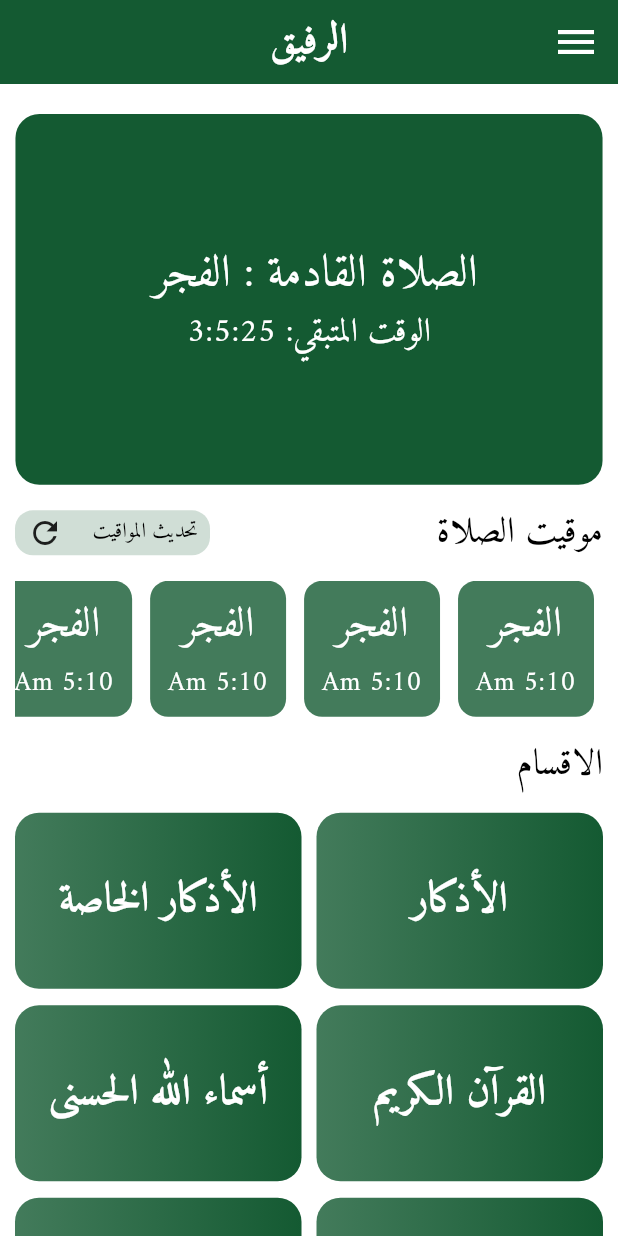
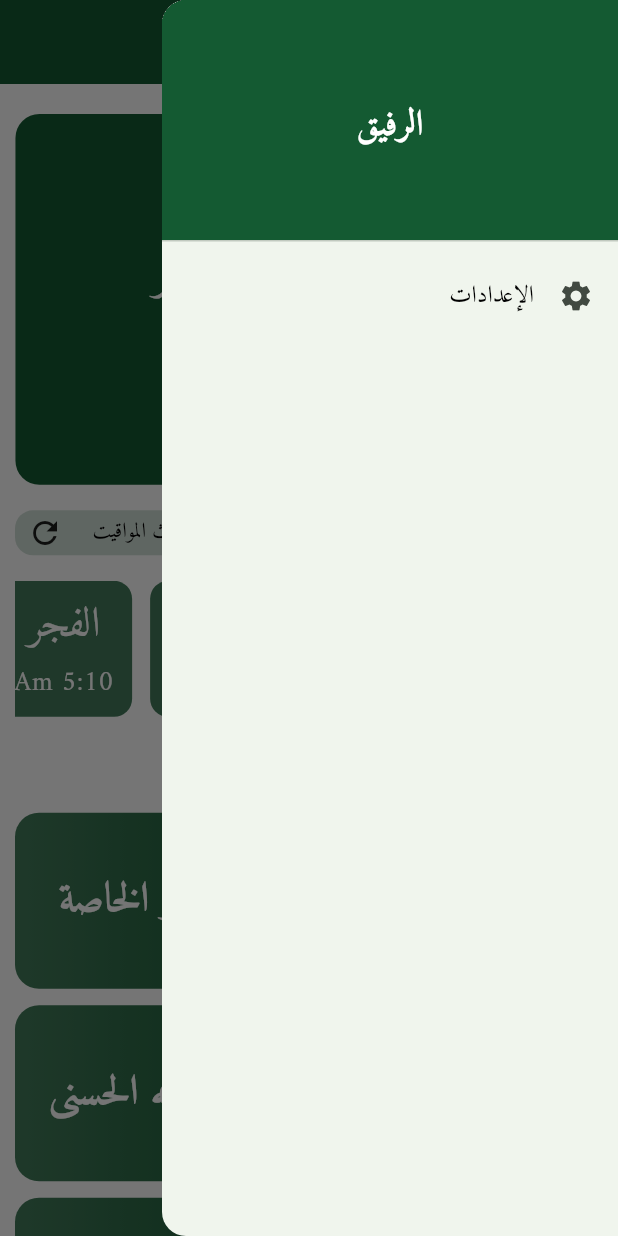
Before and after one commit to hassannwesh/al_rafiq_app, a Flutter app: the screen it shows after launch, with the side drawer open (before the commit the screen has no drawer), on a phone screen of 412 x 824 dp. Run offline on Flutter 3.47's test engine with Material 3 defaults, Android fonts, the phone set to English and light mode, and no system bars; our stand-ins replace equatable, flutter_bloc, go_router, shared_preferences.

Commit message:
mplement dynamic theme system and settings

```diff
--- /dev/null
+++ b/lib/core/manager/theme_cubit/theme_state.dart
@@ -0,0 +1,26 @@
+import 'package:equatable/equatable.dart';
+import 'package:flutter/material.dart';
+
+class ThemeState extends Equatable {
+  final ThemeMode themeMode;
+  final Color primaryColor;
+
+  const ThemeState({required this.themeMode, required this.primaryColor});
+
+  factory ThemeState.initial() {
+    return const ThemeState(
+      themeMode: ThemeMode.light,
+      primaryColor: Color(0xFF145A32), // Default Green
+    );
+  }
+
+  ThemeState copyWith({ThemeMode? themeMode, Color? primaryColor}) {
+    return ThemeState(
+      themeMode: themeMode ?? this.themeMode,
+      primaryColor: primaryColor ?? this.primaryColor,
+    );
+  }
+
+  @override
+  List<Object> get props => [themeMode, primaryColor];
+}
--- a/lib/core/utils/app_router.dart
+++ b/lib/core/utils/app_router.dart
@@ -1,6 +1,7 @@
 import 'package:al_rafiq/feature/home/presentation/views/Sections/views/azkar_view.dart';
 import 'package:al_rafiq/feature/home/presentation/views/Sections/views/azkar_details_view.dart';
 import 'package:al_rafiq/feature/home/presentation/views/home_view.dart';
+import 'package:al_rafiq/feature/settings/presentation/views/settings_view.dart';
 import 'package:al_rafiq/feature/splash/presentation/views/widgets/splash_view.dart';
 import 'package:flutter/material.dart';
 import 'package:go_router/go_router.dart';
@@ -10,9 +11,14 @@ abstract class AppRouter {
   static const String kAzkarView = '/azkarview';
   static const String kAzkarDetails = '/azkardetails';
   static const String kEveningAzkar = '/eveningAzkar';
+  static const String kSettingsView = '/settingsView';
   String get initialRoute;
   static final GoRouter router = GoRouter(
     routes: <RouteBase>[
+      GoRoute(
+        path: kSettingsView,
+        builder: (context, state) => const SettingsView(),
+      ),
       GoRoute(
         path: '/',
         builder: (BuildContext context, GoRouterState state) {
@@ -37,7 +43,6 @@ abstract class AppRouter {
           return const AzkarDetailsView();
         },
       ),
-
     ],
   );
 }
--- a/lib/core/utils/app_theme.dart
+++ b/lib/core/utils/app_theme.dart
@@ -1,36 +1,44 @@
 import 'package:flutter/material.dart';
 
 class AppThemes {
-  /// Light Theme
-  static final ThemeData lightTheme = ThemeData(
+  static ThemeData getTheme({
+    required Brightness brightness,
+    required Color primaryColor,
+  }) {
+    final isDark = brightness == Brightness.dark;
+
+    return ThemeData(
       fontFamily: 'Amiri',
-    brightness: Brightness.light,
-    primaryColor: const Color(0xFF145A32), // الأخضر الداكن
-    scaffoldBackgroundColor: Colors.white, // الخلفية بيضاء
-    colorScheme: ColorScheme.light(
-      primary: const Color(0xFF145A32),
+      brightness: brightness,
+      primaryColor: primaryColor,
+      scaffoldBackgroundColor: isDark ? const Color(0xFF212121) : Colors.white,
+
+      colorScheme: ColorScheme.fromSeed(
+        seedColor: primaryColor,
+        brightness: brightness,
+        primary: primaryColor,
         secondary: const Color(0xFFD4AF37), // الذهبي
-      surface: Colors.white,
+        surface: isDark ? const Color(0xFF2C2C2C) : Colors.white,
         onPrimary: Colors.white,
         onSecondary: Colors.black,
-      onSurface: Colors.black,
+        onSurface: isDark ? Colors.white : Colors.black,
       ),
 
-    appBarTheme: const AppBarTheme(
-      iconTheme: IconThemeData(
-        size: 32,
-        color: Colors.white,
-      ), // للأيقونات اللي جوه الـ AppBar
-      backgroundColor: Color(0xFF145A32),
+      appBarTheme: AppBarTheme(
+        iconTheme: const IconThemeData(size: 32, color: Colors.white),
+        backgroundColor: primaryColor,
         foregroundColor: Colors.white,
         elevation: 0,
         centerTitle: true,
       ),
-    textTheme: const TextTheme(
-      bodyLarge: TextStyle(color: Colors.white), // نص أساسي
-      bodyMedium: TextStyle(color: Colors.black), // نص ثانوي
+
+      textTheme: TextTheme(
+        bodyLarge: TextStyle(color: isDark ? Colors.white : Colors.black),
+        bodyMedium: TextStyle(
+          color: isDark ? const Color(0xFFBDBDBD) : Colors.black,
+        ),
         titleLarge: TextStyle(
-        color: Color(0xFF145A32),
+          color: isDark ? const Color(0xFFD4AF37) : primaryColor,
           fontWeight: FontWeight.bold,
           fontSize: 32,
         ),
@@ -38,54 +46,13 @@ class AppThemes {
 
       elevatedButtonTheme: ElevatedButtonThemeData(
         style: ElevatedButton.styleFrom(
-        backgroundColor: const Color(0xFF145A32),
-        foregroundColor: Colors.white,
-        shape: RoundedRectangleBorder(
-          borderRadius: BorderRadius.all(Radius.circular(12)),
-        ),
-      ),
-    ),
-  );
-
-  /// Dark Theme
-  static final ThemeData darkTheme = ThemeData(
-    fontFamily: 'Amiri',
-
-    brightness: Brightness.dark,
-    primaryColor: const Color(0xFF145A32),
-    scaffoldBackgroundColor: const Color(0xFF212121), // خلفية داكنة
-    colorScheme: ColorScheme.dark(
-      primary: const Color(0xFF145A32),
-      secondary: const Color(0xFFD4AF37),
-      surface: Color(0xFF2C2C2C),
-      onPrimary: Colors.white,
-      onSecondary: Colors.black,
-      onSurface: Colors.white,
-    ),
-    appBarTheme: const AppBarTheme(
-      iconTheme: IconThemeData(size: 32, color: Colors.white),
-      backgroundColor: Color(0xFF145A32),
-      foregroundColor: Colors.white,
-      elevation: 0,
-      centerTitle: true,
-    ),
-    textTheme: const TextTheme(
-      bodyLarge: TextStyle(color: Colors.white), // نص أساسي أبيض
-      bodyMedium: TextStyle(color: Color(0xFFBDBDBD)), // نص ثانوي رمادي
-      titleLarge: TextStyle(
-        color: Color(0xFFD4AF37), // العناوين بالذهبي
-        fontWeight: FontWeight.bold,
-        fontSize: 20,
-      ),
-    ),
-    elevatedButtonTheme: ElevatedButtonThemeData(
-      style: ElevatedButton.styleFrom(
-        backgroundColor: const Color(0xFFD4AF37),
-        foregroundColor: Colors.black,
-        shape: RoundedRectangleBorder(
+          backgroundColor: isDark ? const Color(0xFFD4AF37) : primaryColor,
+          foregroundColor: isDark ? Colors.black : Colors.white,
+          shape: const RoundedRectangleBorder(
             borderRadius: BorderRadius.all(Radius.circular(12)),
           ),
         ),
       ),
     );
   }
+}
--- a/lib/feature/home/presentation/views/home_view.dart
+++ b/lib/feature/home/presentation/views/home_view.dart
@@ -1,12 +1,47 @@
-
+import 'package:al_rafiq/core/utils/app_router.dart';
 import 'package:al_rafiq/feature/home/presentation/views/widgets/home_view_body.dart';
 import 'package:flutter/material.dart';
+import 'package:go_router/go_router.dart';
 
 class HomeView extends StatelessWidget {
   const HomeView({super.key});
 
   @override
   Widget build(BuildContext context) {
-    return HomeViewBody();
+    return Scaffold(
+      appBar: AppBar(
+        centerTitle: true,
+        title: const Text('الرفيق', style: TextStyle(fontSize: 28)),
+      ),
+      drawer: Drawer(
+        child: ListView(
+          padding: EdgeInsets.zero,
+          children: [
+            DrawerHeader(
+              decoration: BoxDecoration(color: Theme.of(context).primaryColor),
+              child: const Center(
+                child: Text(
+                  'الرفيق',
+                  style: TextStyle(
+                    color: Colors.white,
+                    fontSize: 24,
+                    fontWeight: FontWeight.bold,
+                  ),
+                ),
+              ),
+            ),
+            ListTile(
+              leading: const Icon(Icons.settings),
+              title: const Text('الإعدادات'),
+              onTap: () {
+                Navigator.pop(context); // Close drawer
+                GoRouter.of(context).push(AppRouter.kSettingsView);
+              },
+            ),
+          ],
+        ),
+      ),
+      body: const HomeViewBody(),
+    );
   }
 }
--- a/lib/feature/home/presentation/views/widgets/custom_time_pray_item.dart
+++ b/lib/feature/home/presentation/views/widgets/custom_time_pray_item.dart
@@ -39,6 +39,7 @@ class CustomTimePrayItem extends StatelessWidget {
                   textAlign: TextAlign.center,
                   style: textTheme.bodyLarge?.copyWith(
                     fontSize: titleFontSize.clamp(16, 28).toDouble(),
+                    color: Colors.white,
                   ),
                 ),
                 SizedBox(height: innerHeight * 0.06),
@@ -47,6 +48,7 @@ class CustomTimePrayItem extends StatelessWidget {
                   textAlign: TextAlign.center,
                   style: textTheme.bodyLarge?.copyWith(
                     fontSize: timeFontSize.clamp(12, 18).toDouble(),
+                    color: Colors.white,
                   ),
                 ),
               ],
--- a/lib/feature/home/presentation/views/widgets/home_view_body.dart
+++ b/lib/feature/home/presentation/views/widgets/home_view_body.dart
@@ -9,13 +9,7 @@ class HomeViewBody extends StatelessWidget {
 
   @override
   Widget build(BuildContext context) {
-    return Scaffold(
-      appBar: AppBar(
-        centerTitle: true,
-        title: Text('الرفيق', style: TextStyle(fontSize: 28)),
-        leading: IconButton(onPressed: () {}, icon: const Icon(Icons.menu)),
-      ),
-      body: SingleChildScrollView(
+    return SingleChildScrollView(
       child: Padding(
         padding: const EdgeInsets.symmetric(horizontal: 10),
         child: Column(
@@ -42,7 +36,6 @@ class HomeViewBody extends StatelessWidget {
           ],
         ),
       ),
-      ),
     );
   }
 }
--- a/lib/feature/home/presentation/views/widgets/next_pray_widget.dart
+++ b/lib/feature/home/presentation/views/widgets/next_pray_widget.dart
@@ -20,13 +20,13 @@ class NextPrayWidget extends StatelessWidget {
             'الصلاة القادمة : الفجر ',
             style: Theme.of(
               context,
-            ).textTheme.bodyLarge?.copyWith(fontSize: 30),
+            ).textTheme.bodyLarge?.copyWith(fontSize: 30, color: Colors.white),
           ),
           Text(
             'الوقت المتبقي: 3:5:25',
             style: Theme.of(
               context,
-            ).textTheme.bodyLarge?.copyWith(fontSize: 22),
+            ).textTheme.bodyLarge?.copyWith(fontSize: 22, color: Colors.white),
           ),
         ],
       ),
--- a/lib/main.dart
+++ b/lib/main.dart
@@ -1,7 +1,10 @@
-import 'package:flutter_localizations/flutter_localizations.dart';
+import 'package:al_rafiq/core/manager/theme_cubit/theme_cubit.dart';
+import 'package:al_rafiq/core/manager/theme_cubit/theme_state.dart';
 import 'package:al_rafiq/core/utils/app_router.dart';
 import 'package:al_rafiq/core/utils/app_theme.dart';
 import 'package:flutter/material.dart';
+import 'package:flutter_bloc/flutter_bloc.dart';
+import 'package:flutter_localizations/flutter_localizations.dart';
 
 void main() {
   runApp(const AlRafiq());
@@ -10,27 +13,34 @@ void main() {
 class AlRafiq extends StatelessWidget {
   const AlRafiq({super.key});
 
-  // This widget is the root of your application.
   @override
   Widget build(BuildContext context) {
+    return BlocProvider(
+      create: (context) => ThemeCubit(),
+      child: BlocBuilder<ThemeCubit, ThemeState>(
+        builder: (context, state) {
           return MaterialApp.router(
             routerConfig: AppRouter.router,
             debugShowCheckedModeBanner: false,
-      theme: AppThemes.lightTheme,
-     // darkTheme: AppThemes.darkTheme,
-    //  themeMode: ThemeMode.system, // يغير بين Light/Dark حسب إعدادات الجهاز
-
-     // اللغة الافتراضية: عربي
+            theme: AppThemes.getTheme(
+              brightness: Brightness.light,
+              primaryColor: state.primaryColor,
+            ),
+            darkTheme: AppThemes.getTheme(
+              brightness: Brightness.dark,
+              primaryColor: state.primaryColor,
+            ),
+            themeMode: state.themeMode,
             locale: const Locale('ar'),
-      supportedLocales: const [
-        Locale('ar'), // العربي
-        Locale('en'), // الإنجليزي (لو عايز تضيفه مستقبلًا)
-      ],
+            supportedLocales: const [Locale('ar'), Locale('en')],
             localizationsDelegates: const [
               GlobalMaterialLocalizations.delegate,
               GlobalWidgetsLocalizations.delegate,
               GlobalCupertinoLocalizations.delegate,
             ],
           );
+        },
+      ),
+    );
   }
 }
--- a/pubspec.yaml
+++ b/pubspec.yaml
@@ -29,12 +29,15 @@ environment:
 # versions available, run `flutter pub outdated`.
 dependencies:
   cupertino_icons: ^1.0.8
+  equatable: ^2.0.7
   flutter:
     sdk: flutter
+  flutter_bloc: ^9.1.1
   flutter_localizations:
     sdk: flutter
   go_router: ^16.2.1
   rename: ^3.1.0
+  shared_preferences: ^2.5.3
 
 dev_dependencies:
   flutter_lints: ^5.0.0
```
Also changed, not shown: lib/core/manager/theme_cubit/theme_cubit.dart (added, +48 -0 lines), lib/feature/settings/presentation/views/settings_view.dart (added, +14 -0 lines), lib/feature/settings/presentation/views/widgets/settings_view_body.dart (added, +88 -0 lines), pubspec.lock, 1 other file. Lines whose indentation alone changed are shown as unchanged.
